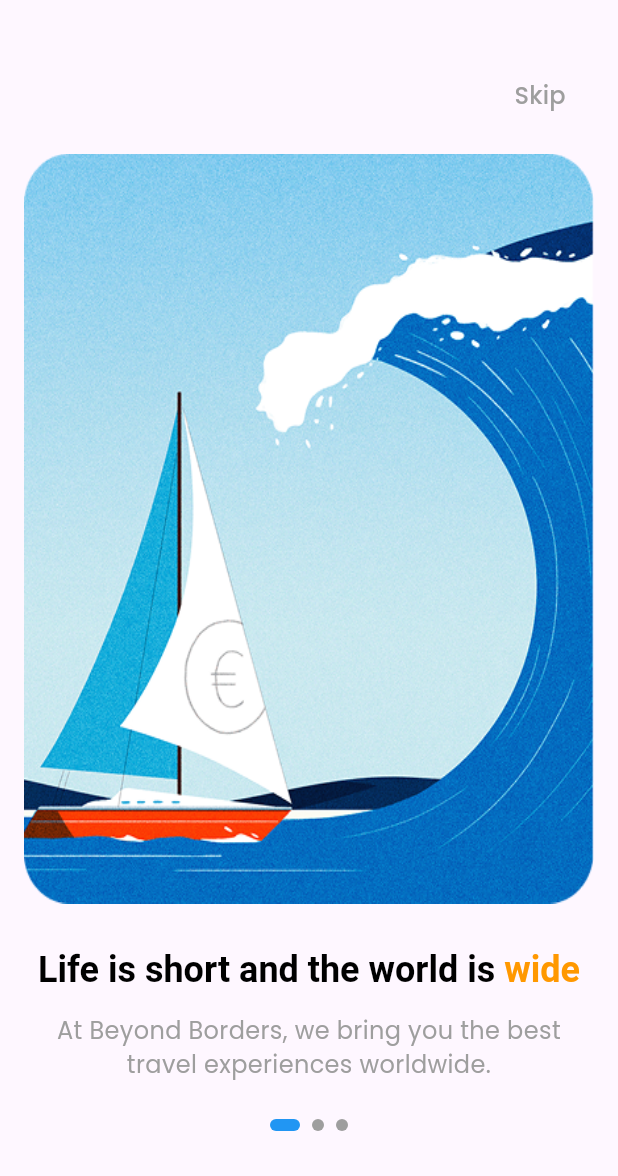
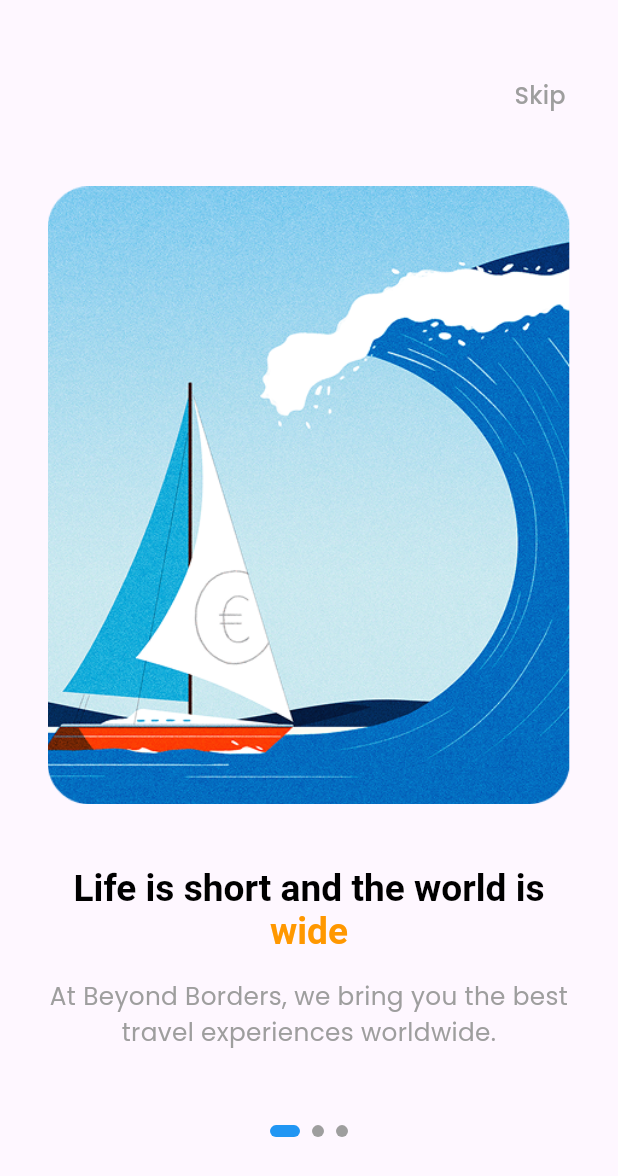
Before and after one commit to lanseu/BeyondBorders, a Flutter app: the screen it shows after launch, on a phone screen of 412 x 824 dp. Shown: the top 1176 px of the screen. Run offline on Flutter 3.47's test engine with Material 3 defaults, Android fonts, the phone set to English and light mode, and no system bars; our stand-ins replace flutter_svg, lottie.

Commit message:
A's Update
>Filtering option implemented
>Back arrow button implemented in London and Japan page
> The scrolling issue is now fixed
>Get Started issue is now fixed

```diff
--- a/lib/pages/about.dart
+++ b/lib/pages/about.dart
@@ -9,7 +9,7 @@ class about extends StatelessWidget {
   @override
   Widget build(BuildContext context) {
     return Scaffold(
-      appBar: buildAppBar(),
+      appBar: buildAppBar(context),
       drawer: CustomDrawer(),
       body: SingleChildScrollView(
         child: buildPadding(),
--- a/lib/pages/home.dart
+++ b/lib/pages/home.dart
@@ -37,7 +37,7 @@ class _HomePageState extends State<HomePage> {
   @override
   Widget build(BuildContext context) {
     return Scaffold(
-      appBar: buildAppBar(),
+      appBar: buildAppBar(context),
       drawer: CustomDrawer(),
       body: Padding(
         padding: const EdgeInsets.only(left: 16.0, right: 16.0, bottom: 20),
--- a/lib/pages/japan_destinations.dart
+++ b/lib/pages/japan_destinations.dart
@@ -16,7 +16,7 @@ class _JapanDestinationsState extends State<JapanDestinations> {
   @override
   Widget build(BuildContext context) {
     return Scaffold(
-      appBar: buildAppBar(),
+      appBar: buildAppBar(context, showBackButton: true),
       drawer: CustomDrawer(),
       body: SingleChildScrollView(
         child: Column(
--- a/lib/pages/london_destinations.dart
+++ b/lib/pages/london_destinations.dart
@@ -16,7 +16,7 @@ class _LondonDestinationsState extends State<LondonDestinations> {
   @override
   Widget build(BuildContext context) {
     return Scaffold(
-      appBar: buildAppBar(),
+      appBar: buildAppBar(context, showBackButton: true),
       drawer: CustomDrawer(),
       body: SingleChildScrollView(
         child: Column(
--- a/lib/pages/main_page.dart
+++ b/lib/pages/main_page.dart
@@ -41,6 +41,9 @@ class _OnboardingScreenState extends State<OnboardingScreen> {
 
   @override
   Widget build(BuildContext context) {
+    var screenHeight = MediaQuery.of(context).size.height;
+    var screenWidth = MediaQuery.of(context).size.width;
+
     return Scaffold(
       body: Stack(
         children: [
@@ -54,6 +57,8 @@ class _OnboardingScreenState extends State<OnboardingScreen> {
                 title: onboardingData[index]["title"]!,
                 highlight: onboardingData[index]["highlight"]!,
                 description: onboardingData[index]["description"]!,
+                screenHeight: screenHeight,
+                screenWidth: screenWidth,
               );
             },
           ),
@@ -80,7 +85,7 @@ class _OnboardingScreenState extends State<OnboardingScreen> {
 
           // Page indicator and Get Started button
           Positioned(
-            bottom: 50,
+            bottom: screenHeight * 0.05,
             left: 0,
             right: 0,
             child: Column(
@@ -93,7 +98,7 @@ class _OnboardingScreenState extends State<OnboardingScreen> {
                         (index) => buildDot(index: index),
                   ),
                 ),
-                SizedBox(height: 20),
+                SizedBox(height: screenHeight * 0.03),
 
                 // Get Started Button (only on last page)
                 if (_currentPage == onboardingData.length - 1)
@@ -108,7 +113,7 @@ class _OnboardingScreenState extends State<OnboardingScreen> {
                       },
                       style: ElevatedButton.styleFrom(
                         backgroundColor: Colors.blue,
-                        minimumSize: Size(250, 50),
+                        minimumSize: Size(screenWidth * 0.7, screenHeight * 0.07),
                         shape: RoundedRectangleBorder(
                           borderRadius: BorderRadius.circular(8),
                         ),
@@ -144,43 +149,47 @@ class OnboardingPage extends StatelessWidget {
   final String title;
   final String highlight;
   final String description;
+  final double screenHeight;
+  final double screenWidth;
 
   const OnboardingPage({
     required this.image,
     required this.title,
     required this.highlight,
     required this.description,
+    required this.screenHeight,
+    required this.screenWidth,
   });
 
   @override
   Widget build(BuildContext context) {
     return Padding(
-      padding: const EdgeInsets.symmetric(horizontal: 16.0),
+      padding: EdgeInsets.symmetric(horizontal: screenWidth * 0.05),
       child: Column(
         mainAxisAlignment: MainAxisAlignment.center,
         children: [
-          Image.asset(image, height: 500, fit: BoxFit.fill),
-          SizedBox(height: 30),
+          Image.asset(image, height: screenHeight * 0.5, fit: BoxFit.fill),
+          SizedBox(height: screenHeight * 0.05),
           RichText(
             textAlign: TextAlign.center,
             text: TextSpan(
               children: [
                 TextSpan(
                   text: title + " ",
-                  style: TextStyle(fontSize: 24, fontWeight: FontWeight.bold, color: Colors.black),
+                  style: TextStyle(fontSize: screenWidth * 0.06, fontWeight: FontWeight.bold, color: Colors.black),
                 ),
                 TextSpan(
                   text: highlight,
-                  style: TextStyle(fontSize: 24, fontWeight: FontWeight.bold, color: Colors.orange),
+                  style: TextStyle(fontSize: screenWidth * 0.06, fontWeight: FontWeight.bold, color: Colors.orange),
                 ),
               ],
             ),
           ),
-          SizedBox(height: 15),
+          SizedBox(height: screenHeight * 0.02),
           Text(
             description,
             textAlign: TextAlign.center,
-            style: TextStyle(fontSize: 16, color: Colors.grey),
+            style: TextStyle(fontSize: screenWidth * 0.04, color: Colors.grey),
           ),
         ],
       ),
--- a/lib/pages/registration.dart
+++ b/lib/pages/registration.dart
@@ -13,7 +13,7 @@ class registration extends StatelessWidget {
   @override
   Widget build(BuildContext context) {
     return Scaffold(
-      appBar: buildAppBar(),
+      appBar: buildAppBar(context),
       drawer: CustomDrawer(),
       body: const RegistrationForm(),
     );
```
Also changed, not shown: lib/pages/custom_appbar.dart (+18 -2 lines), lib/pages/destinations.dart (+72 -66 lines).
